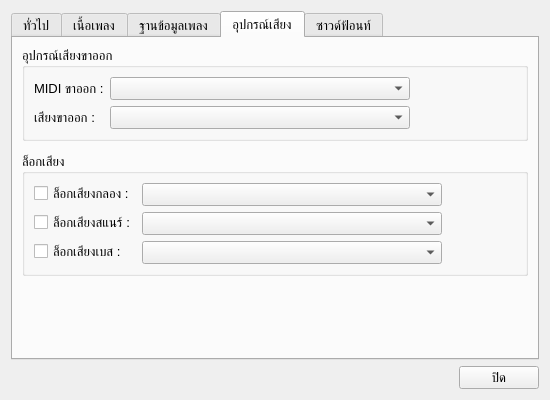
Qt form SettingsDialog.ui (pie62/HandyKaraoke) before a commit.
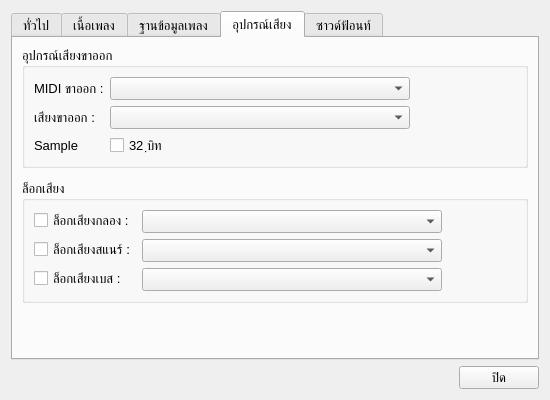
The same form after that commit. The open tabs and pages were chosen to show the change. Icons and pictures are not drawn.

Patch:
```diff
--- a/SettingsDialog.ui
+++ b/SettingsDialog.ui
@@ -1085,6 +1085,20 @@
             </property>
            </widget>
           </item>
+          <item row="2" column="1">
+           <widget class="QCheckBox" name="chOutputFloat">
+            <property name="text">
+             <string>32 ฺบิท</string>
+            </property>
+           </widget>
+          </item>
+          <item row="2" column="0">
+           <widget class="QLabel" name="label_19">
+            <property name="text">
+             <string>Sample</string>
+            </property>
+           </widget>
+          </item>
          </layout>
         </widget>
        </item>
```
Left out of the diff: 2 changed lines with no effect on the pictures.
